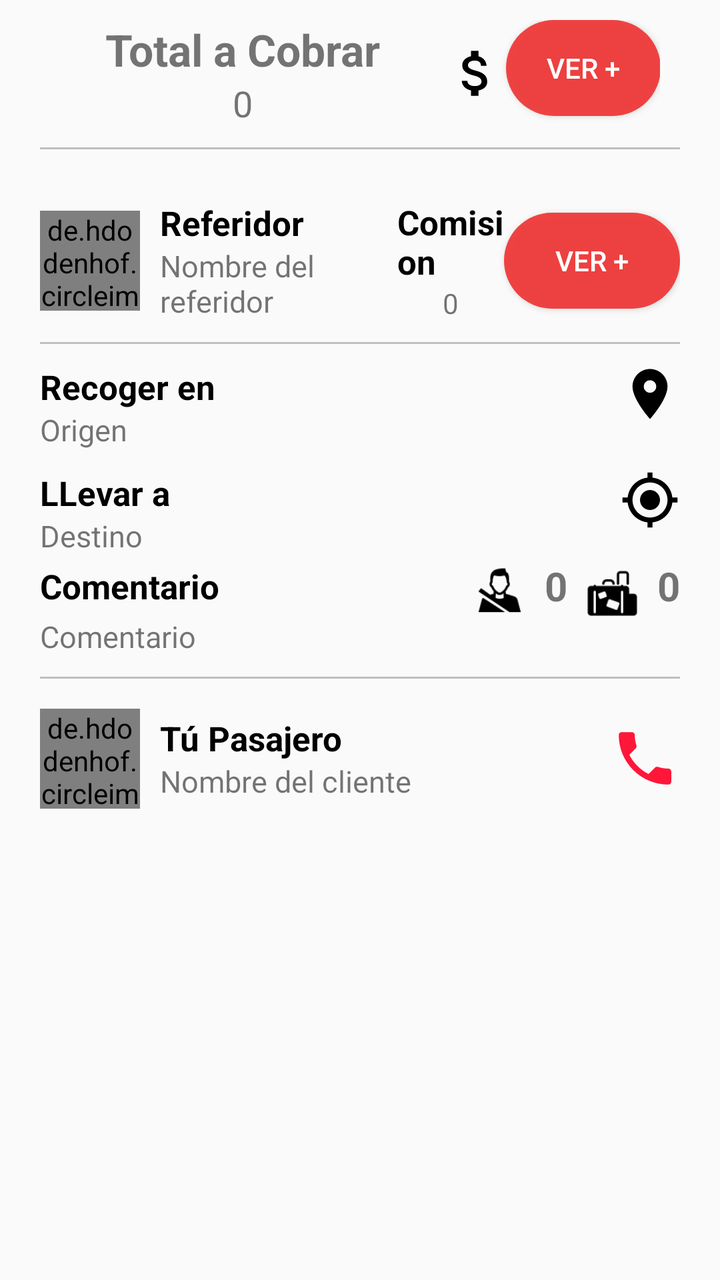
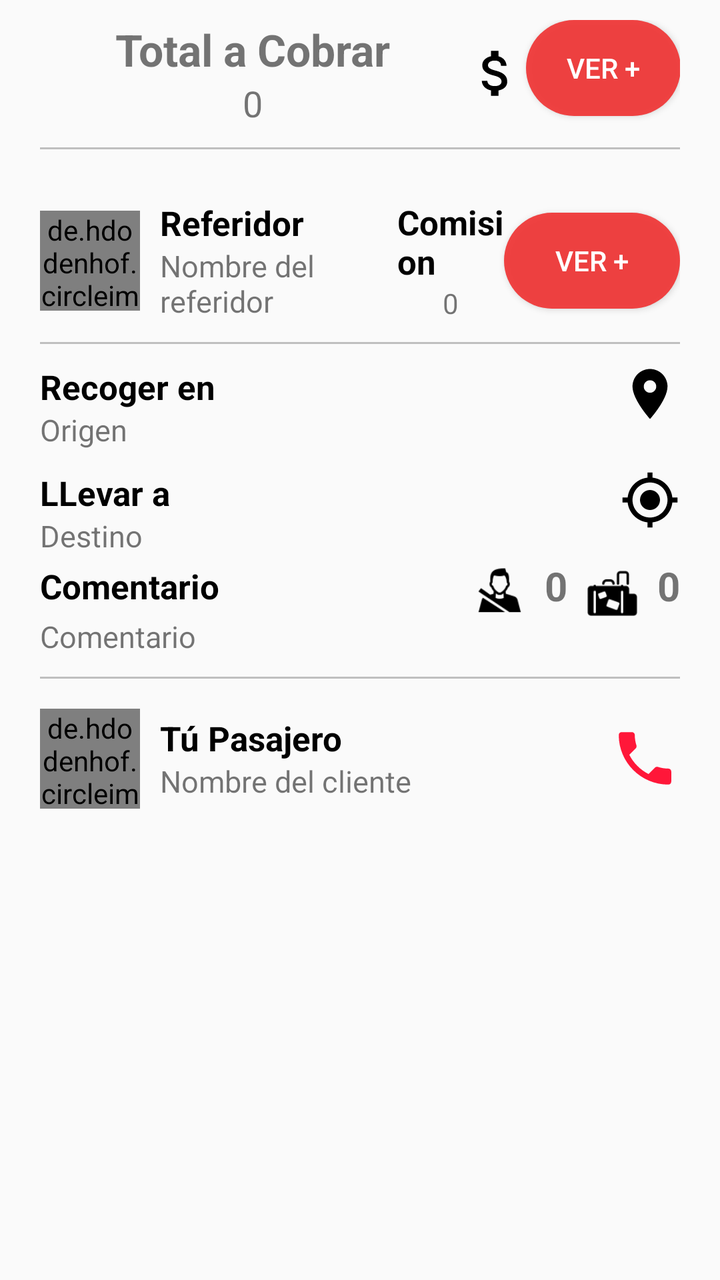

Two renders of the same Android screen: before a commit and after it. Below are the layout's source before the change and the commit's diff.
<!-- AndroidManifest.xml: application theme Theme.ToonsConductor -->
<!-- res/layout/modal_bottom_sheet_trip_info.xml -->
<?xml version="1.0" encoding="utf-8"?>
<FrameLayout
    xmlns:android="http://schemas.android.com/apk/res/android"
    xmlns:app="http://schemas.android.com/apk/res-auto"
    android:layout_width="match_parent"
    android:layout_height="wrap_content"
    app:layout_behavior="com.google.android.material.bottomsheet.BottomSheetBehavior">


    <LinearLayout
        android:layout_width="match_parent"
        android:layout_height="wrap_content"
        android:orientation="vertical"
        android:layout_marginBottom="20dp"
        android:gravity="center">

        <LinearLayout
            android:layout_width="match_parent"
            android:layout_height="wrap_content"
            android:orientation="vertical"
            android:layout_gravity="bottom" >


            <LinearLayout
                android:layout_width="match_parent"
                android:layout_height="wrap_content"
                android:orientation="horizontal"
                android:layout_marginLeft="20dp"
                android:layout_marginRight="20dp"
                android:layout_marginTop="10dp">



                <LinearLayout

                    android:layout_width="match_parent"
                    android:layout_height="wrap_content"
                    android:layout_marginRight="10dp"
                    android:orientation="horizontal">

                    <LinearLayout
                        android:layout_width="match_parent"
                        android:layout_height="wrap_content"
                        android:layout_weight="1"
                        android:orientation="vertical" >

                        <TextView
                            android:layout_width="match_parent"
                            android:layout_height="wrap_content"
                            android:text="@string/TotalACobrar"
                            android:layout_gravity="center"
                            android:gravity="center"
                            android:textSize="22sp"
                            android:textStyle="bold" />

                        <TextView
                            android:id="@+id/textView_total"
                            android:layout_width="wrap_content"
                            android:layout_height="wrap_content"
                            android:text="0"
                            android:layout_gravity="center"
                            android:maxLines="2"
                            android:textSize="18sp" />

                    </LinearLayout>

                    <ImageView
                        android:layout_width="30dp"
                        android:layout_height="30dp"
                        android:layout_gravity="center"

                        android:src="@drawable/baseline_attach_money_24" />
                    <Button
                        android:id="@+id/linearLayout_detalleCobro"
                        android:layout_width="wrap_content"
                        android:layout_height="wrap_content"
                        android:text="Ver +"
                        android:layout_weight="0.1"
                        android:textColor="@color/white"
                        android:background="@drawable/boton_redondo"></Button>
                </LinearLayout>
            </LinearLayout>

            <View
                android:layout_width="match_parent"
                android:layout_height="1dp"
                android:background="@color/grey"
                android:layout_marginTop="10dp"
                android:layout_marginRight="20dp"
                android:layout_marginLeft="20dp"
                android:layout_marginBottom="15dp"/>

            <LinearLayout

                android:layout_width="match_parent"
                android:layout_height="wrap_content"
                android:orientation="horizontal"
                android:layout_marginRight="20dp"
                android:layout_marginLeft="20dp"
                android:layout_marginTop="10dp"
                android:gravity="center_vertical">

                <de.hdodenhof.circleimageview.CircleImageView
                    android:id="@+id/circleImageReferidor"
                    android:layout_width="50dp"
                    android:layout_height="50dp"
                    android:src="@drawable/ic_person"/>

                <LinearLayout
                    android:layout_width="wrap_content"
                    android:layout_height="wrap_content"
                    android:orientation="vertical"
                    android:layout_weight="1"
                    android:layout_marginLeft="10dp">

                    <TextView
                        android:layout_width="wrap_content"
                        android:layout_height="wrap_content"
                        android:text="Referidor"
                        android:textSize="17sp"
                        android:textStyle="bold"
                        android:textColor="@color/black"/>

                    <TextView
                        android:id="@+id/textViewReferidor"
                        android:layout_width="wrap_content"
                        android:layout_height="wrap_content"
                        android:text="Nombre del referidor"
                        android:textSize="15sp" />

                </LinearLayout>

                <LinearLayout
                    android:layout_width="wrap_content"
                    android:layout_height="wrap_content"
                    android:layout_weight="1"
                    android:orientation="vertical" >

                    <TextView
                        android:layout_width="wrap_content"
                        android:layout_height="wrap_content"
                        android:text="@string/Comision"
                        android:layout_gravity="center"
                        android:textSize="17sp"
                        android:textColor="@color/black"
                        android:textStyle="bold" />

                    <TextView
                        android:id="@+id/textView_comision"
                        android:layout_width="wrap_content"
                        android:layout_height="wrap_content"
                        android:text="0"
                        android:layout_gravity="center"
                        android:maxLines="2"
                        android:textSize="14sp" />

                </LinearLayout>

                <Button
                    android:id="@+id/linearLayout_referidor"
                    android:layout_width="wrap_content"
                    android:layout_height="wrap_content"
                    android:text="Ver +"
                    android:textColor="@color/white"
                    android:background="@drawable/boton_redondo"></Button>














            </LinearLayout>
            <View
                android:layout_width="match_parent"
                android:layout_height="1dp"
                android:background="@color/grey"
                android:layout_marginTop="10dp"
                android:layout_marginRight="20dp"
                android:layout_marginLeft="20dp" />

            <LinearLayout
                android:layout_width="match_parent"
                android:layout_height="wrap_content"
                android:orientation="horizontal"
                android:layout_marginRight="20dp"
                android:layout_marginLeft="20dp"
                android:layout_marginTop="10dp">


                <LinearLayout
                    android:layout_width="wrap_content"
                    android:layout_height="wrap_content"
                    android:orientation="vertical"
                    android:layout_weight="1">

                    <TextView
                        android:layout_width="wrap_content"
                        android:layout_height="wrap_content"
                        android:text="Recoger en"
                        android:textSize="17sp"
                        android:textStyle="bold"
                        android:textColor="@color/black"/>

                    <TextView
                        android:id="@+id/textViewOrigin"
                        android:layout_width="wrap_content"
                        android:layout_height="wrap_content"
                        android:text="Origen"
                        android:textSize="15sp"
                        />

                </LinearLayout>

                <ImageView
                    android:layout_width="30dp"
                    android:layout_height="30dp"
                    android:src="@drawable/baseline_location_on_24" />


            </LinearLayout>


            <LinearLayout
                android:layout_width="match_parent"
                android:layout_height="wrap_content"
                android:orientation="horizontal"
                android:layout_marginRight="20dp"
                android:layout_marginLeft="20dp"
                android:layout_marginTop="10dp">

                <LinearLayout
                    android:layout_width="wrap_content"
                    android:layout_height="wrap_content"

                    android:orientation="vertical"
                    android:layout_weight="1">

                    <TextView
                        android:layout_width="wrap_content"
                        android:layout_height="wrap_content"
                        android:text="LLevar a"
                        android:textSize="17sp"
                        android:textStyle="bold"
                        android:textColor="@color/black"/>

                    <TextView
                        android:id="@+id/textViewDestination"
                        android:layout_width="wrap_content"
                        android:layout_height="wrap_content"
                        android:text="Destino"
                        android:textSize="15sp"
                        />

                </LinearLayout>

                <ImageView
                    android:layout_width="30dp"
                    android:layout_height="30dp"
                    android:src="@drawable/baseline_my_location_24" />

            </LinearLayout>





        </LinearLayout>
        <LinearLayout
            android:layout_width="match_parent"
            android:layout_height="wrap_content"
            android:orientation="vertical"
            android:layout_marginRight="20dp"
            android:layout_marginLeft="20dp"
            android:gravity="center_vertical">



            <LinearLayout
                android:layout_width="match_parent"
                android:layout_height="wrap_content"
                android:orientation="vertical"
                android:layout_weight="1">

                <LinearLayout
                    android:layout_width="match_parent"
                    android:layout_height="wrap_content"
                    android:orientation="horizontal">
                    <LinearLayout
                        android:layout_width="match_parent"
                        android:layout_height="wrap_content"
                        android:orientation="horizontal">

                        <TextView
                            android:layout_width="wrap_content"
                            android:layout_height="wrap_content"
                            android:text="Comentario"
                            android:textSize="17sp"
                            android:layout_weight="1"
                            android:layout_gravity="center"
                            android:textStyle="bold"
                            android:textColor="@color/black"/>

                        <ImageView
                            android:layout_width="25dp"
                            android:layout_height="25dp"
                            android:src="@drawable/ic_pasajero"
                            android:layout_marginLeft="10dp"
                            android:layout_marginRight="10dp"
                            android:layout_marginTop="5dp"
                            />

                        <TextView
                            android:id="@+id/textView_pasajeros"
                            android:layout_width="wrap_content"
                            android:layout_height="wrap_content"
                            android:layout_gravity="center"
                            android:gravity="center"
                            android:text="0"
                            android:textSize="20sp"
                            android:textStyle="bold"
                            android:backgroundTint="@color/blancoTransparente"
                            ></TextView>

                        <ImageView
                            android:layout_width="25dp"
                            android:layout_height="25dp"
                            android:src="@drawable/ic_equipaje"
                            android:layout_marginLeft="10dp"

                            android:layout_marginRight="10dp"
                            android:layout_marginTop="5dp"
                            />

                        <TextView
                            android:id="@+id/textView_equipaje"
                            android:layout_width="wrap_content"
                            android:layout_height="wrap_content"
                            android:layout_gravity="center"
                            android:gravity="center"
                            android:text="0"
                            android:textSize="20sp"
                            android:textStyle="bold"
                            android:backgroundTint="@color/blancoTransparente"
                            ></TextView>


                    </LinearLayout>

                </LinearLayout>


                <TextView
                    android:id="@+id/textViewComentario"
                    android:layout_width="wrap_content"
                    android:layout_height="wrap_content"
                    android:text="Comentario"
                    android:textSize="15sp" />

            </LinearLayout>



        <View
            android:layout_width="match_parent"
            android:layout_height="1dp"
            android:background="@color/grey"
            android:layout_marginTop="10dp"
            android:layout_marginBottom="15dp"/>

        <LinearLayout
            android:layout_width="match_parent"
            android:layout_height="wrap_content"
            android:orientation="horizontal"
            android:gravity="center_vertical">

            <de.hdodenhof.circleimageview.CircleImageView
                android:id="@+id/circleImageClient"
                android:layout_width="50dp"
                android:layout_height="50dp"
                android:src="@drawable/ic_pasajero"/>

            <LinearLayout
                android:layout_width="wrap_content"
                android:layout_height="wrap_content"
                android:orientation="vertical"
                android:layout_weight="1"
                android:layout_marginLeft="10dp">

                <TextView
                    android:layout_width="wrap_content"
                    android:layout_height="wrap_content"
                    android:text="Tú Pasajero"
                    android:textSize="17sp"
                    android:textStyle="bold"
                    android:textColor="@color/black"/>

                <TextView
                    android:id="@+id/textViewClientName"
                    android:layout_width="wrap_content"
                    android:layout_height="wrap_content"
                    android:text="Nombre del cliente"
                    android:textSize="15sp" />

            </LinearLayout>

            <ImageView
                android:id="@+id/imageViewPhone"
                android:layout_width="35dp"
                android:layout_height="35dp"
                android:src="@drawable/baseline_local_phone_black_24" />

        </LinearLayout>



        </LinearLayout>

    </LinearLayout>


</FrameLayout>
<!-- resources referenced by this layout -->
<resources>
  <color name="black">#FF000000</color>
  <color name="blancoTransparente">#32FBFBFB</color>
  <color name="grey">#BFBFBF</color>
  <color name="white">#FFFFFFFF</color>
  <!-- drawable baseline_attach_money_24 (drawable) -->
  <vector android:height="24dp" android:tint="#000000"
      android:viewportHeight="24" android:viewportWidth="24"
      android:width="24dp" xmlns:android="http://schemas.android.com/apk/res/android">
      <path android:fillColor="@android:color/white" android:pathData="M11.8,10.9c-2.27,-0.59 -3,-1.2 -3,-2.15 0,-1.09 1.01,-1.85 2.7,-1.85 1.78,0 2.44,0.85 2.5,2.1h2.21c-0.07,-1.72 -1.12,-3.3 -3.21,-3.81V3h-3v2.16c-1.94,0.42 -3.5,1.68 -3.5,3.61 0,2.31 1.91,3.46 4.7,4.13 2.5,0.6 3,1.48 3,2.41 0,0.69 -0.49,1.79 -2.7,1.79 -2.06,0 -2.87,-0.92 -2.98,-2.1h-2.2c0.12,2.19 1.76,3.42 3.68,3.83V21h3v-2.15c1.95,-0.37 3.5,-1.5 3.5,-3.55 0,-2.84 -2.43,-3.81 -4.7,-4.4z"/>
  </vector>
  <!-- drawable baseline_local_phone_black_24 (drawable) -->
  <vector android:height="24dp" android:tint="@color/red"
      android:viewportHeight="24" android:viewportWidth="24"
      android:width="24dp" xmlns:android="http://schemas.android.com/apk/res/android">
      <path android:fillColor="@android:color/white" android:pathData="M6.62,10.79c1.44,2.83 3.76,5.14 6.59,6.59l2.2,-2.2c0.27,-0.27 0.67,-0.36 1.02,-0.24 1.12,0.37 2.33,0.57 3.57,0.57 0.55,0 1,0.45 1,1V20c0,0.55 -0.45,1 -1,1 -9.39,0 -17,-7.61 -17,-17 0,-0.55 0.45,-1 1,-1h3.5c0.55,0 1,0.45 1,1 0,1.25 0.2,2.45 0.57,3.57 0.11,0.35 0.03,0.74 -0.25,1.02l-2.2,2.2z"/>
  </vector>
  <!-- drawable baseline_location_on_24 (drawable) -->
  <vector android:height="24dp" android:tint="#000000"
      android:viewportHeight="24" android:viewportWidth="24"
      android:width="24dp" xmlns:android="http://schemas.android.com/apk/res/android">
      <path android:fillColor="@android:color/white" android:pathData="M12,2C8.13,2 5,5.13 5,9c0,5.25 7,13 7,13s7,-7.75 7,-13c0,-3.87 -3.13,-7 -7,-7zM12,11.5c-1.38,0 -2.5,-1.12 -2.5,-2.5s1.12,-2.5 2.5,-2.5 2.5,1.12 2.5,2.5 -1.12,2.5 -2.5,2.5z"/>
  </vector>
  <!-- drawable baseline_my_location_24 (drawable) -->
  <vector android:height="24dp" android:tint="#000000"
      android:viewportHeight="24" android:viewportWidth="24"
      android:width="24dp" xmlns:android="http://schemas.android.com/apk/res/android">
      <path android:fillColor="@android:color/white" android:pathData="M12,8c-2.21,0 -4,1.79 -4,4s1.79,4 4,4 4,-1.79 4,-4 -1.79,-4 -4,-4zM20.94,11c-0.46,-4.17 -3.77,-7.48 -7.94,-7.94L13,1h-2v2.06C6.83,3.52 3.52,6.83 3.06,11L1,11v2h2.06c0.46,4.17 3.77,7.48 7.94,7.94L11,23h2v-2.06c4.17,-0.46 7.48,-3.77 7.94,-7.94L23,13v-2h-2.06zM12,19c-3.87,0 -7,-3.13 -7,-7s3.13,-7 7,-7 7,3.13 7,7 -3.13,7 -7,7z"/>
  </vector>
  <!-- drawable boton_redondo (drawable) -->
  <?xml version="1.0" encoding="utf-8"?>
  <shape
      xmlns:android="http://schemas.android.com/apk/res/android">
  
      <corners android:radius="50dp"></corners>
      <solid android:color="@color/rojo"></solid>
  </shape>
  <!-- drawable ic_person (drawable) -->
  <vector android:height="250dp" android:tint="@color/rojo"
      android:viewportHeight="24" android:viewportWidth="24"
      android:width="250dp" xmlns:android="http://schemas.android.com/apk/res/android">
      <path android:fillColor="@android:color/white" android:pathData="M12,12c2.21,0 4,-1.79 4,-4s-1.79,-4 -4,-4 -4,1.79 -4,4 1.79,4 4,4zM12,14c-2.67,0 -8,1.34 -8,4v2h16v-2c0,-2.66 -5.33,-4 -8,-4z"/>
  </vector>
  <string name="Comision">Comision</string>
  <string name="TotalACobrar">Total a Cobrar</string>
  <style name="Theme.ToonsConductor" parent="Base.Theme.ToonsConductor" />
  <color name="red">#FF1739</color>
  <color name="rojo">#EEF13737</color>
  <style name="CustomProgressBar" parent="@android:style/Widget.ProgressBar">
          <item name="android:backgroundTint">@color/red</item>
      </style>
  <!-- unchanged entries left out for length: 3 -->
</resources>

<!-- the commit's change to res/layout/modal_bottom_sheet_trip_info.xml (unified diff, before → after) -->
@@ -30,26 +30,24 @@
                 android:layout_marginTop="10dp">
 
 
-
                 <LinearLayout
 
                     android:layout_width="match_parent"
                     android:layout_height="wrap_content"
-                    android:layout_marginRight="10dp"
                     android:orientation="horizontal">
 
                     <LinearLayout
                         android:layout_width="match_parent"
                         android:layout_height="wrap_content"
                         android:layout_weight="1"
-                        android:orientation="vertical" >
+                        android:orientation="vertical">
 
                         <TextView
                             android:layout_width="match_parent"
                             android:layout_height="wrap_content"
-                            android:text="@string/TotalACobrar"
                             android:layout_gravity="center"
                             android:gravity="center"
+                            android:text="@string/TotalACobrar"
                             android:textSize="22sp"
                             android:textStyle="bold" />
 
@@ -57,9 +55,9 @@
                             android:id="@+id/textView_total"
                             android:layout_width="wrap_content"
                             android:layout_height="wrap_content"
-                            android:text="0"
                             android:layout_gravity="center"
                             android:maxLines="2"
+                            android:text="0"
                             android:textSize="18sp" />
 
                     </LinearLayout>
@@ -70,14 +68,15 @@
                         android:layout_gravity="center"
 
                         android:src="@drawable/baseline_attach_money_24" />
+
                     <Button
                         android:id="@+id/linearLayout_detalleCobro"
                         android:layout_width="wrap_content"
                         android:layout_height="wrap_content"
+                        android:layout_weight="0.1"
+                        android:background="@drawable/boton_redondo"
                         android:text="Ver +"
-                        android:layout_weight="0.1"
-                        android:textColor="@color/white"
-                        android:background="@drawable/boton_redondo"></Button>
+                        android:textColor="@color/white"></Button>
                 </LinearLayout>
             </LinearLayout>
 
